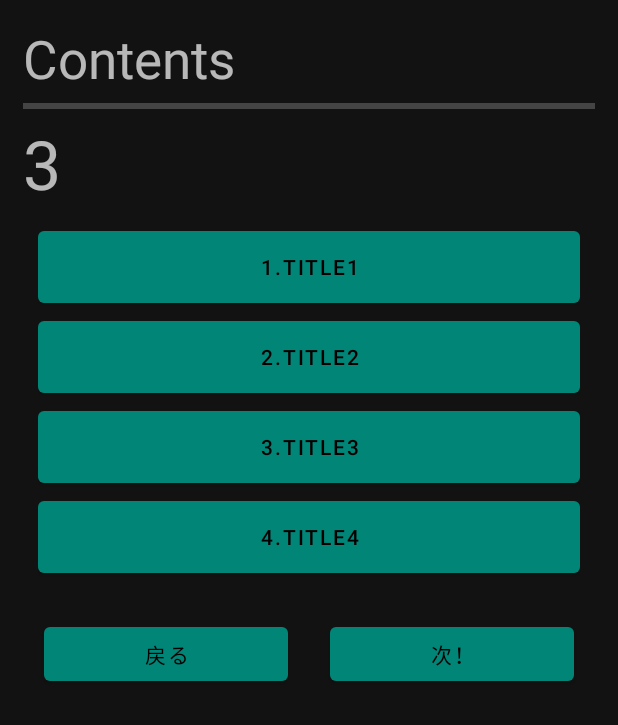
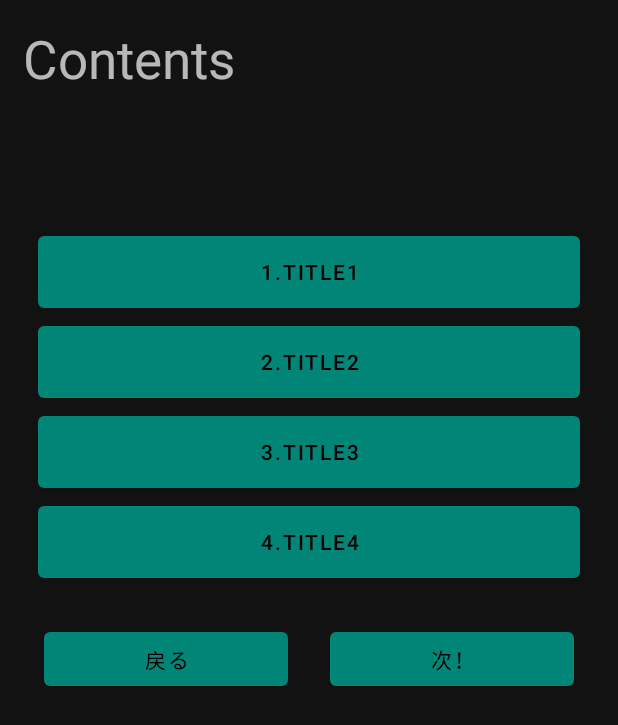
Before and after one commit to hirossan4049/ZisakuZiten, an Android app: the layout activity_quiz_main.xml on its own in the app's theme, with its tools: preview values and no code run, on a phone screen of 412 x 824 dp. Shown: the top 725 px of the screen. Run offline under Robolectric (Android 15) with nearby library versions, the phone set to English and light mode, and no system bars.

Commit message:
Quiz layout iikanzini

```diff
--- a/app/src/main/res/layout/activity_quiz_main.xml
+++ b/app/src/main/res/layout/activity_quiz_main.xml
@@ -12,23 +12,9 @@
         <TextView
             android:id="@+id/content_text"
             android:layout_width="match_parent"
-            android:layout_height="wrap_content"
+            android:layout_height="126dp"
             android:text="Contents"
             android:textSize="35dp" />
-
-        <ProgressBar
-            android:id="@+id/progressBar"
-            style="?android:attr/progressBarStyleHorizontal"
-            android:layout_width="match_parent"
-            android:layout_height="wrap_content" />
-
-        <TextView
-            android:id="@+id/textView2"
-            android:layout_width="match_parent"
-            android:layout_height="59dp"
-            android:layout_gravity="right"
-            android:text="3"
-            android:textSize="45dp" />
 
         <LinearLayout
             android:layout_width="match_parent"
```
